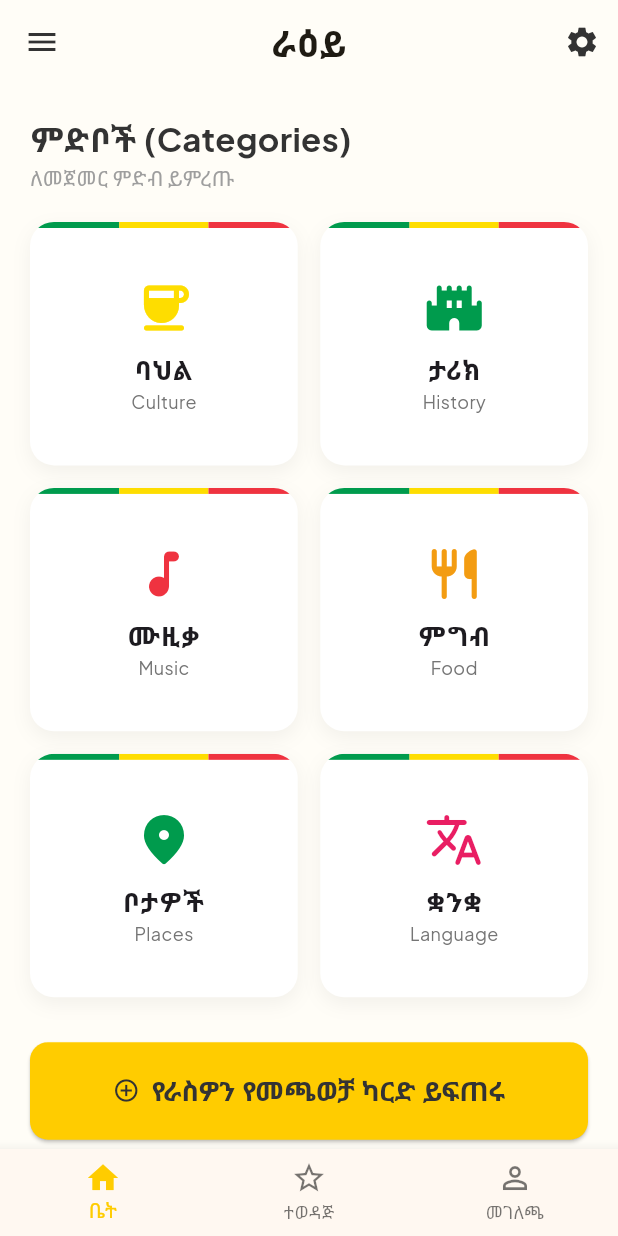
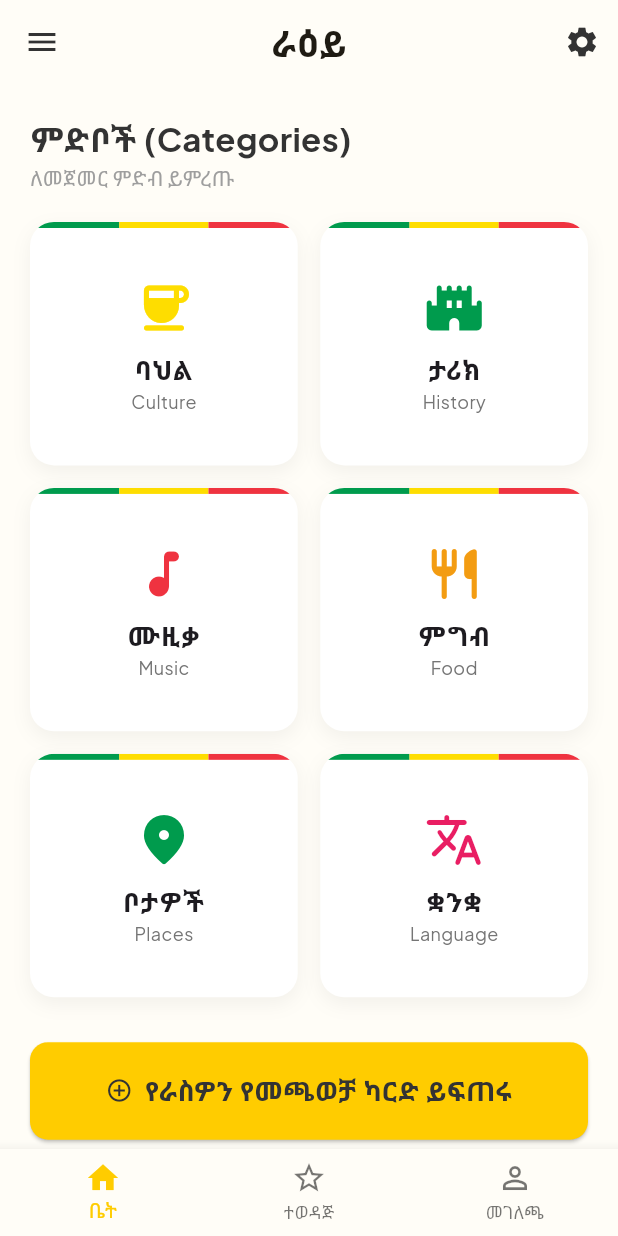
Before and after one commit to YosephGezahegn/Headup, a Flutter app: the screen it shows after launch, on a phone screen of 412 x 824 dp. Run offline on Flutter 3.47's test engine with Material 3 defaults, Android fonts, the phone set to English and light mode, and no system bars; our stand-ins replace google_fonts.

Commit message:
feat: Add internet permission, initialize Flutter binding, and refactor app theme text styles with a GoogleFonts fallback.

```diff
--- a/lib/main.dart
+++ b/lib/main.dart
@@ -5,6 +5,7 @@ import 'screens/home_screen.dart';
 import 'theme/app_theme.dart';
 
 void main() {
+  WidgetsFlutterBinding.ensureInitialized();
   runApp(
     ChangeNotifierProvider(
       create: (context) => GameProvider(),
--- a/lib/theme/app_theme.dart
+++ b/lib/theme/app_theme.dart
@@ -10,15 +10,9 @@ class AppTheme {
   static const Color ethioYellow = Color(0xFFFEDD00);
   static const Color ethioRed = Color(0xFFEF3340);
 
-  static ThemeData get lightTheme {
-    return ThemeData(
-      useMaterial3: true,
-      colorScheme: ColorScheme.fromSeed(
-        seedColor: primary,
-        background: background,
-      ),
-      scaffoldBackgroundColor: background,
-      textTheme: GoogleFonts.plusJakartaSansTextTheme().copyWith(
+  static TextTheme _buildTextTheme() {
+    try {
+      return GoogleFonts.plusJakartaSansTextTheme().copyWith(
         displayLarge: GoogleFonts.notoSansEthiopic(
           fontWeight: FontWeight.bold,
           color: secondary,
@@ -30,7 +24,26 @@ class AppTheme {
         bodyLarge: GoogleFonts.notoSansEthiopic(
           color: secondary,
         ),
+      );
+    } catch (e) {
+      // Fallback to default fonts if GoogleFonts fails
+      return const TextTheme(
+        displayLarge: TextStyle(fontWeight: FontWeight.bold, color: secondary),
+        headlineMedium: TextStyle(fontWeight: FontWeight.bold, color: secondary),
+        bodyLarge: TextStyle(color: secondary),
+      );
+    }
+  }
+
+  static ThemeData get lightTheme {
+    return ThemeData(
+      useMaterial3: true,
+      colorScheme: ColorScheme.fromSeed(
+        seedColor: primary,
+        surface: background,
       ),
+      scaffoldBackgroundColor: background,
+      textTheme: _buildTextTheme(),
       appBarTheme: const AppBarTheme(
         backgroundColor: background,
         elevation: 0,
@@ -41,7 +54,7 @@ class AppTheme {
         style: ElevatedButton.styleFrom(
           backgroundColor: primary,
           foregroundColor: secondary,
-          textStyle: GoogleFonts.notoSansEthiopic(
+          textStyle: const TextStyle(
             fontWeight: FontWeight.bold,
             fontSize: 18,
           ),
```
Also changed, not shown: 1 other file.
